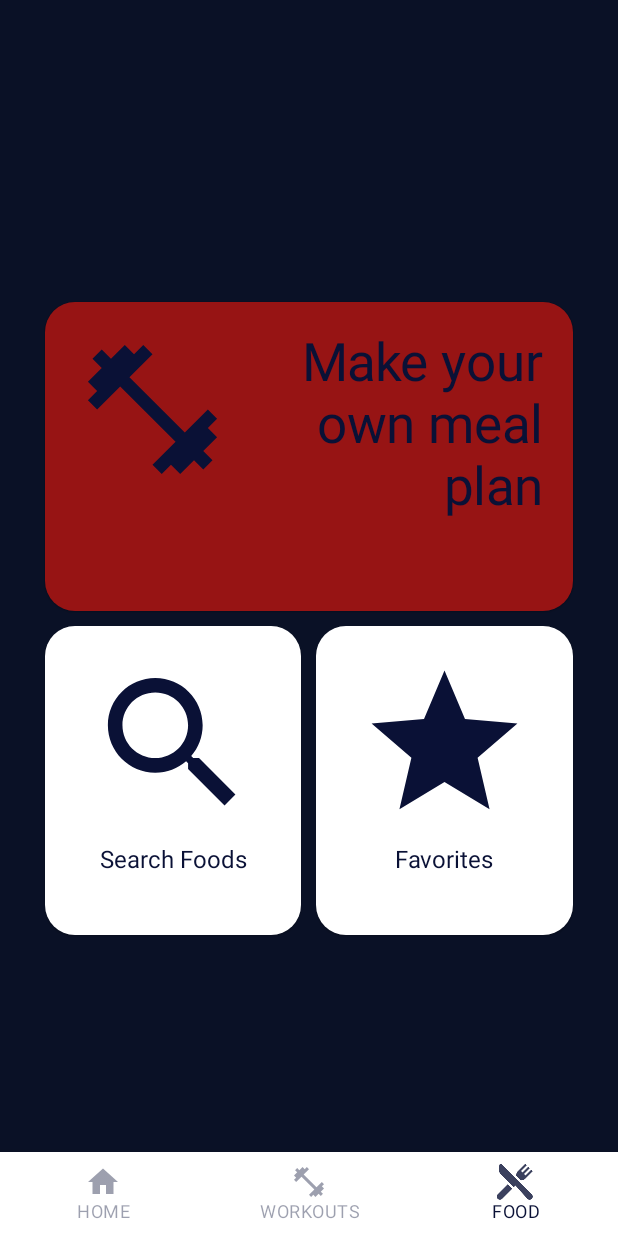
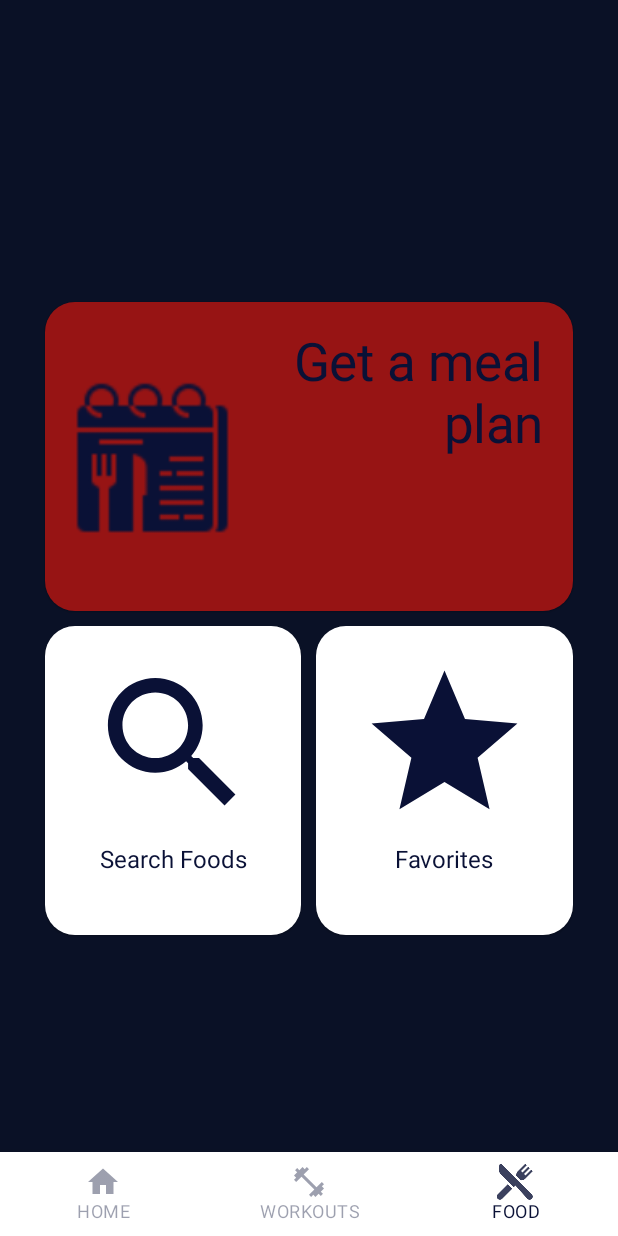
Before and after one commit to tcampean/SportsApp, an Android app built with Jetpack Compose: the screen it shows after launch (MainActivity), item 3 of the bottom bar chosen, on a phone screen of 412 x 824 dp. Run offline under Robolectric (Android 15) with nearby library versions, the phone set to English and light mode, and no system bars; our stand-ins replace accompanist.

Commit message:
added meal plan feature

```diff
--- /dev/null
+++ b/SportsApp/app/src/main/java/com/example/sportsapp/data/DayPlan.kt
@@ -0,0 +1,6 @@
+package com.example.sportsapp.data
+
+data class DayPlan(
+    val meals: List<Meal>,
+    val nutrients: MealPlanNutrients
+)
--- /dev/null
+++ b/SportsApp/app/src/main/java/com/example/sportsapp/data/Week.kt
@@ -0,0 +1,11 @@
+package com.example.sportsapp.data
+
+data class Week(
+    val monday: DayPlan,
+    val tuesday: DayPlan,
+    val wednesday: DayPlan,
+    val thursday: DayPlan,
+    val friday: DayPlan,
+    val saturday: DayPlan,
+    val sunday: DayPlan,
+)
--- /dev/null
+++ b/SportsApp/app/src/main/java/com/example/sportsapp/data/WeekPlan.kt
@@ -0,0 +1,5 @@
+package com.example.sportsapp.data
+
+data class WeekPlan(
+    val week: Week
+)
--- a/SportsApp/app/src/main/java/com/example/sportsapp/navigation/MainNavGraph.kt
+++ b/SportsApp/app/src/main/java/com/example/sportsapp/navigation/MainNavGraph.kt
@@ -12,9 +12,11 @@ import androidx.navigation.compose.navigation
 import com.example.sportsapp.data.BottomBarScreen
 import com.example.sportsapp.screens.FoodDetailsScreen
 import com.example.sportsapp.screens.FoodScreen
+import com.example.sportsapp.screens.MealPlanCategoryScreen
 import com.example.sportsapp.screens.MealPlanScreen
 import com.example.sportsapp.screens.SearchFoodScreen
 import com.example.sportsapp.viewmodels.FoodDetailsViewModel
+import com.example.sportsapp.viewmodels.MealPlanViewModel
 
 @Composable
 fun MainNavGraph(navController: NavHostController) {
@@ -38,6 +40,8 @@ fun MainNavGraph(navController: NavHostController) {
 }
 
 fun NavGraphBuilder.foodNavGraph(navController: NavHostController) {
+    val mealPlanViewModel = MealPlanViewModel()
+
     navigation(
         route = Graph.FOOD,
         startDestination = BottomBarScreen.Food.route,
@@ -55,8 +59,12 @@ fun NavGraphBuilder.foodNavGraph(navController: NavHostController) {
             FoodDetailsScreen(viewModel = viewModel)
         }
 
-        composable(route = FoodScreens.MealPlanner.route) {
-            MealPlanScreen()
+        composable(route = FoodScreens.MealPlannerCategory.route) {
+            MealPlanCategoryScreen(navController, mealPlanViewModel)
+        }
+
+        composable(route = FoodScreens.MealPlanGenerated.route) {
+            MealPlanScreen(navController, mealPlanViewModel)
         }
     }
 }
--- a/SportsApp/app/src/main/java/com/example/sportsapp/navigation/NavigationController.kt
+++ b/SportsApp/app/src/main/java/com/example/sportsapp/navigation/NavigationController.kt
@@ -26,5 +26,6 @@ fun NavigationController() {
 sealed class FoodScreens(val route: String) {
     object FoodSearch : FoodScreens(route = "SEARCH")
     object FoodDetails : FoodScreens(route = "DETAILS")
-    object MealPlanner : FoodScreens(route = "PLANNER")
+    object MealPlannerCategory : FoodScreens(route = "PLANNERCATEGORY")
+    object MealPlanGenerated : FoodScreens(route = "GENERATEDPLAN")
 }
--- a/SportsApp/app/src/main/java/com/example/sportsapp/screens/FoodScreen.kt
+++ b/SportsApp/app/src/main/java/com/example/sportsapp/screens/FoodScreen.kt
@@ -38,10 +38,10 @@ fun FoodScreen(navController: NavHostController = rememberNavController()) {
             FoodActionCardLong(
                 modifier = Modifier.fillMaxWidth(),
                 color = SecondaryColor,
-                label = "Make your own meal plan",
-                icon = R.drawable.baseline_fitness_center_24,
+                label = "Get a meal plan",
+                icon = R.drawable.schedule,
                 onClick = {
-                    navController.navigate(FoodScreens.MealPlanner.route)
+                    navController.navigate(FoodScreens.MealPlannerCategory.route)
                 }
             )
             PairedCards(
@@ -104,8 +104,8 @@ fun FoodActionCardLong(modifier: Modifier = Modifier, label: String, color: Colo
         backgroundColor = color,
     ) {
         Box(modifier = Modifier.fillMaxSize().padding(20.dp), contentAlignment = Alignment.TopStart) {
-            Row(horizontalArrangement = Arrangement.Center) {
-                Image(modifier = Modifier.height(screenSize / 4).width(screenSize / 4), painter = painterResource(id = icon), contentDescription = label, contentScale = ContentScale.FillBounds)
+            Row(modifier = Modifier.fillMaxHeight()) {
+                Image(modifier = Modifier.align(Alignment.CenterVertically).height(screenSize / 4).width(screenSize / 4), painter = painterResource(id = icon), contentDescription = label, contentScale = ContentScale.FillBounds)
                 Text(modifier = Modifier, text = label, color = PrimaryColor, fontSize = 35.sp, textAlign = TextAlign.End, overflow = TextOverflow.Clip)
             }
         }
--- a/SportsApp/app/src/main/java/com/example/sportsapp/ui/theme/Type.kt
+++ b/SportsApp/app/src/main/java/com/example/sportsapp/ui/theme/Type.kt
@@ -41,7 +41,19 @@ val StaticTextTypography = Typography(
         fontSize = 26.sp,
         color = Color.White,
     )
+)
 
+val ItemTypography = Typography(
+    body1 = TextStyle(
+        color = PrimaryColorNavy,
+        fontWeight = FontWeight.SemiBold,
+        fontSize = 24.sp,
+    ),
+    body2 = TextStyle(
+        color = PrimaryColorNavy,
+        fontWeight = FontWeight.Normal,
+        fontSize = 18.sp,
+    )
 )
 
 val LoginFormTypography = Typography(
--- a/SportsApp/app/src/main/java/com/example/sportsapp/viewmodels/MealPlanViewModel.kt
+++ b/SportsApp/app/src/main/java/com/example/sportsapp/viewmodels/MealPlanViewModel.kt
@@ -1,11 +1,21 @@
 package com.example.sportsapp.viewmodels
 
 import androidx.lifecycle.ViewModel
+import androidx.lifecycle.viewModelScope
 import com.example.sportsapp.R
+import com.example.sportsapp.api.SpoonacularAPI
+import com.example.sportsapp.data.DayPlan
 import com.example.sportsapp.data.MealPlanCategory
+import com.example.sportsapp.data.MealPlanNutrients
+import com.example.sportsapp.data.Week
+import com.example.sportsapp.data.WeekPlan
+import kotlinx.coroutines.flow.MutableStateFlow
+import kotlinx.coroutines.flow.asStateFlow
+import kotlinx.coroutines.launch
+import retrofit2.await
 
 class MealPlanViewModel : ViewModel() {
-    val mealPlanCategories = listOf<MealPlanCategory>(
+    val mealPlanCategories = listOf(
         MealPlanCategory("Gluten Free", R.drawable.gluten_free_card_image),
         MealPlanCategory("Ketogenic", R.drawable.keto_card_image),
         MealPlanCategory("Vegetarian", R.drawable.vegetarian_card_image),
@@ -16,16 +26,66 @@ class MealPlanViewModel : ViewModel() {
         MealPlanCategory("Paleo", R.drawable.paleo_card_image),
     )
 
+    private val _currentDayMealPlan = MutableStateFlow(DayPlan(listOf(), MealPlanNutrients(0f, 0f, 0f, 0f)))
+    val currentDayMealPlan = _currentDayMealPlan.asStateFlow()
+
+    private val _currentWeekMealPlan = MutableStateFlow(
+        WeekPlan(
+            Week(
+                DayPlan(listOf(), MealPlanNutrients(0f, 0f, 0f, 0f)),
+                DayPlan(listOf(), MealPlanNutrients(0f, 0f, 0f, 0f)),
+                DayPlan(listOf(), MealPlanNutrients(0f, 0f, 0f, 0f)),
+                DayPlan(listOf(), MealPlanNutrients(0f, 0f, 0f, 0f)),
+                DayPlan(listOf(), MealPlanNutrients(0f, 0f, 0f, 0f)),
+                DayPlan(listOf(), MealPlanNutrients(0f, 0f, 0f, 0f)),
+                DayPlan(listOf(), MealPlanNutrients(0f, 0f, 0f, 0f)),
+            ),
+        ),
+    )
+    val currentWeekMealPlan = _currentWeekMealPlan.asStateFlow()
+
+    private val _shouldDisplayProgressBar = MutableStateFlow(false)
+    val shouldDisplayProgressBar = _shouldDisplayProgressBar.asStateFlow()
+
     private var mealPlanLength = ""
     private var selectedDiet = ""
+    private var generationLocked = false
 
     fun setMealPlanLength(length: String) {
+        println("Meal plan length set to " + length)
         mealPlanLength = length
-        println("Meal plan length is " + mealPlanLength)
     }
 
     fun setSelectedDiet(diet: String) {
         selectedDiet = diet
-        println("Diet is " + selectedDiet)
+    }
+
+    fun resetGenerationLock() {
+        generationLocked = false
+    }
+
+    fun isMealPlanLengthDay(): Boolean {
+        return mealPlanLength == "day"
+    }
+
+    fun generateNewMealPlan() {
+        println("generating new meal with length" + mealPlanLength)
+        if (!_shouldDisplayProgressBar.value && !generationLocked) {
+            generationLocked = true
+            _shouldDisplayProgressBar.value = true
+            viewModelScope.launch {
+                if (mealPlanLength == "day") {
+                    val result =
+                        SpoonacularAPI.retrofitService.generateDayMeal(selectedDiet).await()
+                    _currentDayMealPlan.value = result
+                } else {
+                    val result = SpoonacularAPI.retrofitService.generateWeekMeal(selectedDiet).await()
+                    println(result)
+                    _currentWeekMealPlan.value = result
+                    println(_currentWeekMealPlan.value)
+                }
+                _shouldDisplayProgressBar.value = false
+            }
+        }
     }
 }
```
Also changed, not shown: SportsApp/app/src/main/java/com/example/sportsapp/api/ISpoonacularAPI.kt (+12 -3 lines), SportsApp/app/src/main/java/com/example/sportsapp/screens/MealPlanCategoryScreen.kt (added, +134 -0 lines), SportsApp/app/src/main/java/com/example/sportsapp/screens/MealPlanScreen.kt (+148 -88 lines), SportsApp/app/src/main/res/drawable/schedule.png (added).
